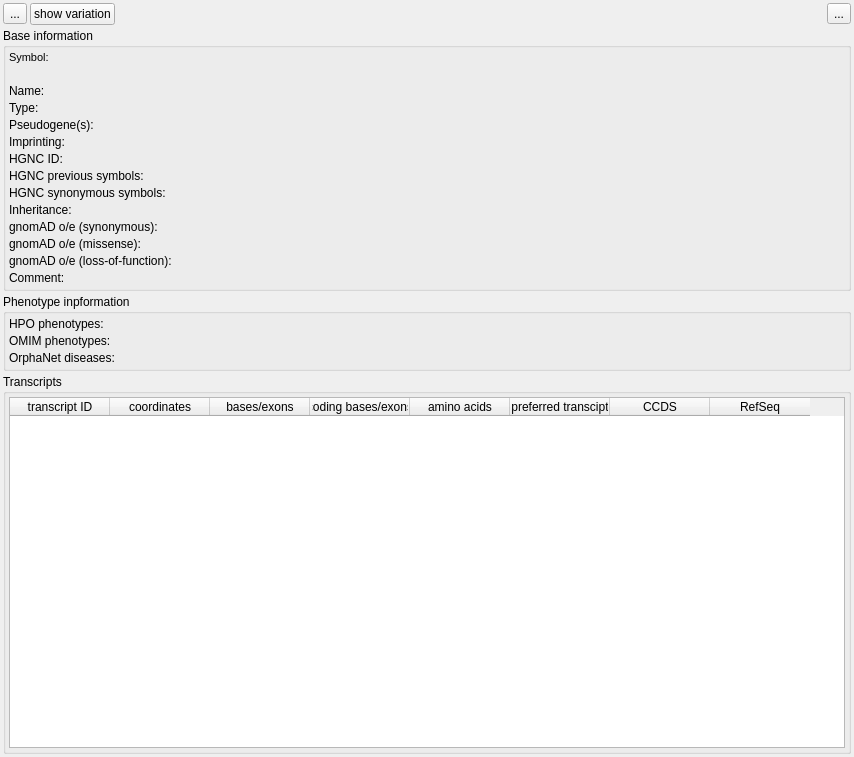
imgag/ngs-bits, file src/GSvar/GeneWidget.ui: the form before one commit.
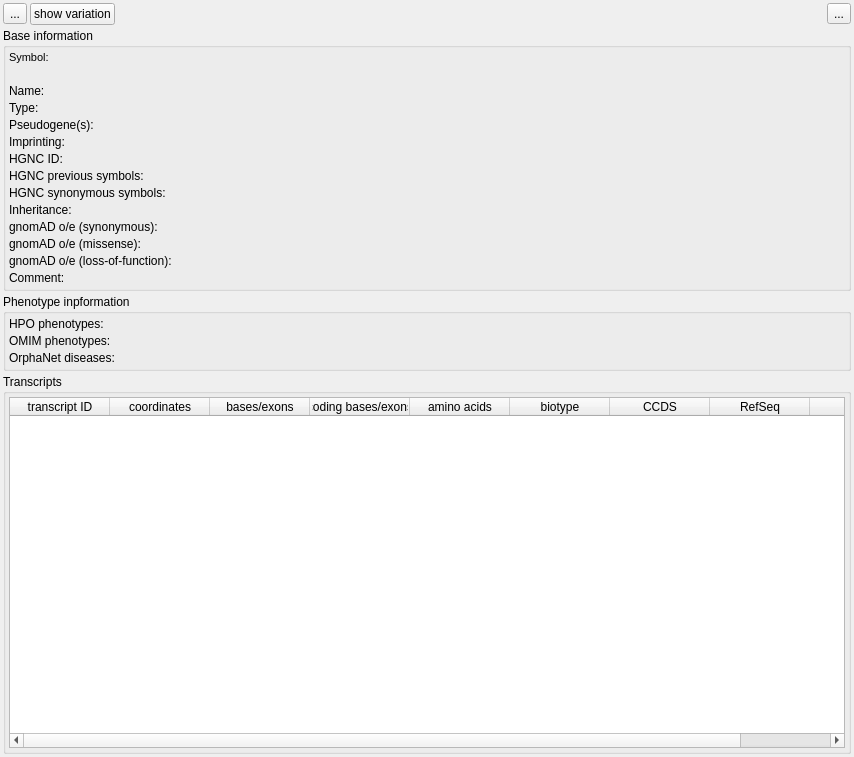
The form after the commit. Icons and pictures are not drawn.

Commit message: GSvar: Added transcript biotype and transcript flags to gene tab.

Patch:
```diff
--- a/src/GSvar/GeneWidget.ui
+++ b/src/GSvar/GeneWidget.ui
@@ -678,7 +678,7 @@
         </column>
         <column>
          <property name="text">
-          <string>preferred transcipt</string>
+          <string>biotype</string>
          </property>
         </column>
         <column>
@@ -691,6 +691,11 @@
           <string>RefSeq</string>
          </property>
         </column>
+        <column>
+         <property name="text">
+          <string>flags</string>
+         </property>
+        </column>
        </widget>
       </item>
      </layout>
```
The commit also changes 12 other files.
